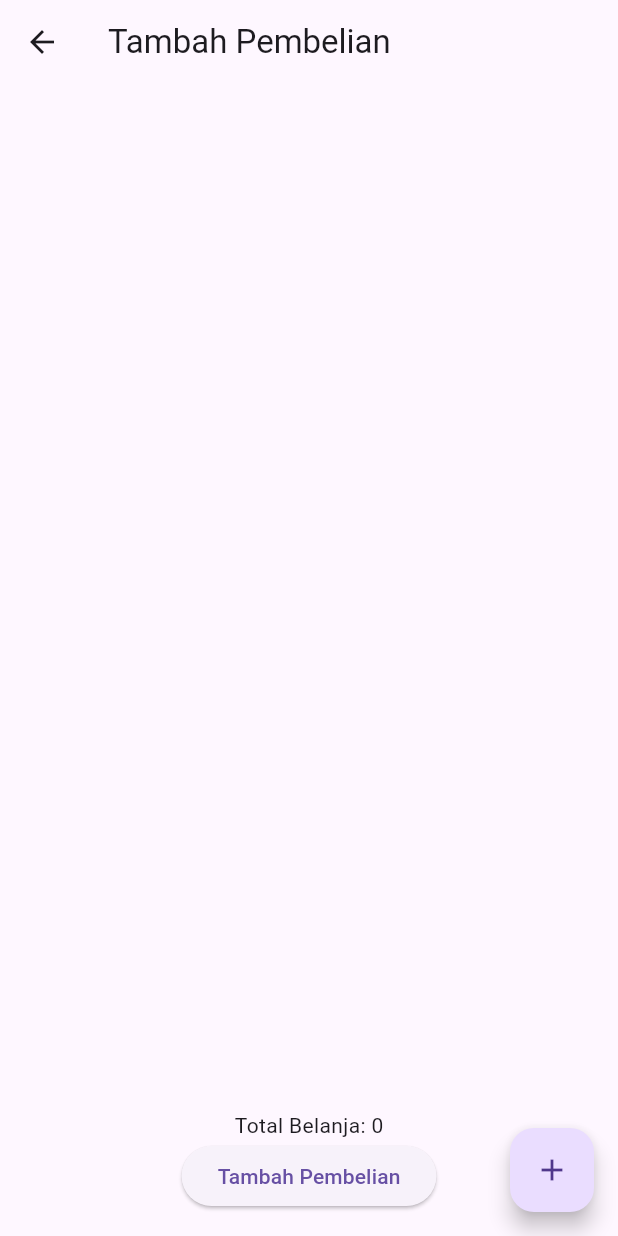
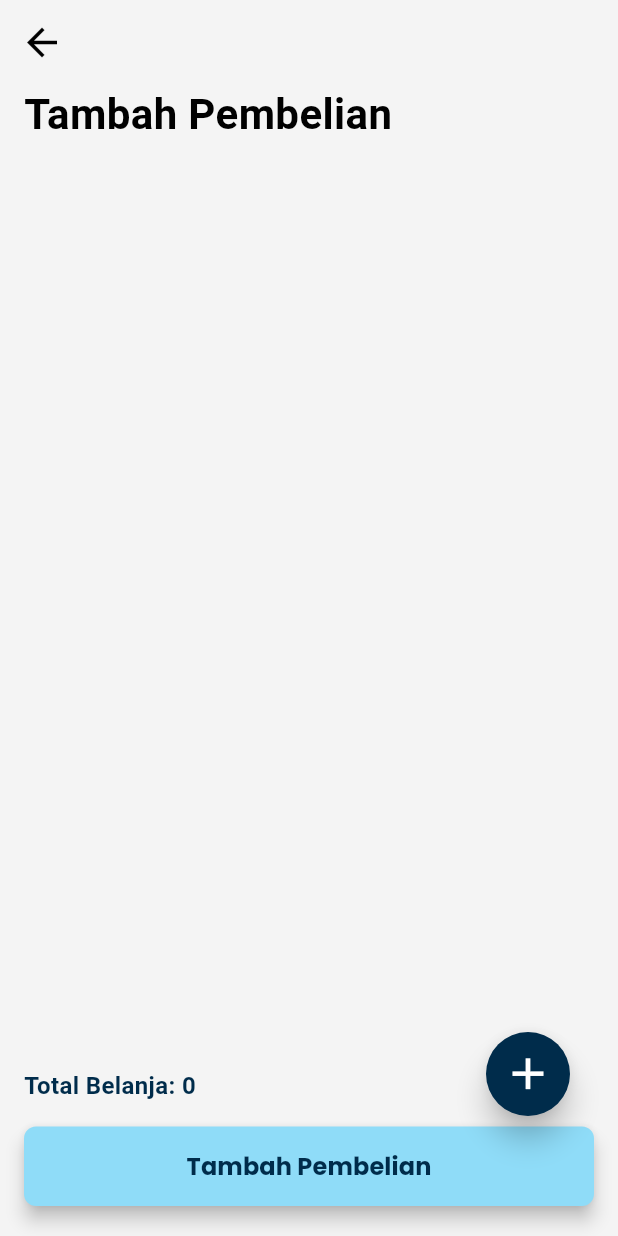
Before and after one commit to riofach/YStore, a Flutter app: the ManagePurchasesScreen screen opened directly, after a tap on the "add" icon, on a phone screen of 412 x 824 dp. Run offline on Flutter 3.47's test engine with Material 3 defaults, Android fonts, the light colour scheme and no system bars; our stand-ins replace another_flutter_splash_screen, cloud_firestore, dropdown_button2, firebase_auth, firebase_core, fl_chart and 5 more; missing offline and left inert: bcrypt; accounts and stored records are empty.

Commit message:
desain purchases dan add_purchase done

```diff
--- a/lib/screens/manage_purchases.dart
+++ b/lib/screens/manage_purchases.dart
@@ -2,6 +2,7 @@ import 'package:flutter/material.dart';
 import 'package:cloud_firestore/cloud_firestore.dart';
 import 'package:intl/intl.dart';
 import 'package:intl/date_symbol_data_local.dart';
+import 'package:ystore/config/app_color.dart';
 import '../services/add_purchase.dart';
 import 'purchase_details_screen.dart';
 
@@ -99,25 +100,46 @@ class _ManagePurchasesScreenState extends State<ManagePurchasesScreen> {
   @override
   Widget build(BuildContext context) {
     return Scaffold(
-      appBar: AppBar(
-        title: Text('Kelola Pembelian'),
-        actions: [
+      backgroundColor: AppColor.bg,
+      body: SafeArea(
+        child: Padding(
+          padding: const EdgeInsets.only(top: 20),
+          child: Column(
+            children: [
+              Padding(
+                padding:
+                    const EdgeInsets.symmetric(horizontal: 16.0, vertical: 8.0),
+                child: Row(
+                  mainAxisAlignment: MainAxisAlignment.spaceBetween,
+                  children: [
+                    Text(
+                      'Kelola Pembelian',
+                      style: TextStyle(
+                          fontSize: 28,
+                          fontWeight: FontWeight.bold,
+                          color: AppColor.primary),
+                    ),
                     IconButton(
                       icon: Icon(Icons.filter_list),
-            onPressed: _clearFilters,
+                      onPressed: () {
+                        _clearFilters();
+                      },
                     ),
                   ],
                 ),
-      body: Column(
-        children: [
+              ),
               Padding(
-            padding: const EdgeInsets.all(16.0),
+                padding:
+                    const EdgeInsets.symmetric(horizontal: 16.0, vertical: 8.0),
                 child: Row(
                   children: [
                     Expanded(
                       child: TextFormField(
                         controller: _startDateController,
-                    decoration: InputDecoration(labelText: 'Tanggal Mulai'),
+                        decoration: InputDecoration(
+                          labelText: 'Tanggal Mulai',
+                          border: UnderlineInputBorder(),
+                        ),
                         onTap: () async {
                           DateTime? pickedDate = await showDatePicker(
                             context: context,
@@ -139,13 +161,16 @@ class _ManagePurchasesScreenState extends State<ManagePurchasesScreen> {
                     Expanded(
                       child: TextFormField(
                         controller: _endDateController,
-                    decoration: InputDecoration(labelText: 'Tanggal Akhir'),
+                        decoration: InputDecoration(
+                          labelText: 'Tanggal Akhir',
+                          border: UnderlineInputBorder(),
+                        ),
                         onTap: () async {
                           if (startDate == null) {
                             ScaffoldMessenger.of(context).showSnackBar(
                               SnackBar(
-                              content:
-                                  Text("Pilih tanggal mulai terlebih dahulu")),
+                                  content: Text(
+                                      "Pilih tanggal mulai terlebih dahulu")),
                             );
                             return;
                           }
@@ -172,36 +197,11 @@ class _ManagePurchasesScreenState extends State<ManagePurchasesScreen> {
                 child: StreamBuilder<QuerySnapshot>(
                   stream: _firestore.collection('purchases').snapshots(),
                   builder: (context, snapshot) {
-                if (snapshot.connectionState == ConnectionState.waiting) {
-                  return Center(child: CircularProgressIndicator());
-                }
-
-                if (snapshot.hasError) {
-                  return Center(
-                      child: Text("Terjadi error: ${snapshot.error}"));
-                }
-
                     if (!snapshot.hasData || snapshot.data!.docs.isEmpty) {
                       return Center(child: Text("Tidak ada data pembelian."));
                     }
 
-                List<DocumentSnapshot> filteredDocs =
-                    snapshot.data!.docs.where((doc) {
-                  DateTime purchaseDate =
-                      (doc.data() as Map<String, dynamic>)['purchaseDate']
-                          .toDate();
-                  if (startDate != null && endDate != null) {
-                    return purchaseDate.isAfter(startDate!) &&
-                        purchaseDate.isBefore(endDate!.add(Duration(days: 1)));
-                  } else if (startDate != null) {
-                    return purchaseDate.isAfter(startDate!);
-                  } else if (endDate != null) {
-                    return purchaseDate
-                        .isBefore(endDate!.add(Duration(days: 1)));
-                  } else {
-                    return true;
-                  }
-                }).toList();
+                    List<DocumentSnapshot> filteredDocs = snapshot.data!.docs;
 
                     return ListView.builder(
                       itemCount: filteredDocs.length,
@@ -214,15 +214,17 @@ class _ManagePurchasesScreenState extends State<ManagePurchasesScreen> {
                         int totalQuantity = 0;
 
                         for (var product in purchaseData['products']) {
-                      productNames
-                          .add("${product['name']} (${product['quantity']})");
+                          productNames.add(
+                              "${product['name']} (${product['quantity']})");
                           totalQuantity += (product['quantity'] as num).toInt();
                         }
 
-                    String formattedDate = DateFormat('EEEE, d MMMM y', 'id_ID')
+                        String formattedDate =
+                            DateFormat('EEEE, d MMMM y', 'id_ID')
                                 .format(purchaseData['purchaseDate'].toDate());
 
-                    String displayedProducts = productNames.take(2).join(', ');
+                        String displayedProducts =
+                            productNames.take(2).join(', ');
                         if (productNames.length > 2) {
                           displayedProducts += ', ......';
                         }
@@ -232,24 +234,42 @@ class _ManagePurchasesScreenState extends State<ManagePurchasesScreen> {
                           builder: (context, userSnapshot) {
                             String purchasedBy = userSnapshot.data ?? 'Unknown';
 
-                        return ListTile(
-                          title: Text("Produk: $displayedProducts"),
+                            return Card(
+                              elevation: 2,
+                              color: AppColor.white,
+                              margin: EdgeInsets.symmetric(
+                                  horizontal: 16, vertical: 8),
+                              shape: RoundedRectangleBorder(
+                                borderRadius: BorderRadius.circular(20),
+                              ),
+                              child: ListTile(
+                                contentPadding: EdgeInsets.all(16),
+                                title: Text(
+                                  displayedProducts,
+                                  style: TextStyle(fontWeight: FontWeight.bold),
+                                ),
                                 subtitle: Text(
                                     "Total: ${purchaseData['totalAmount']}, Tgl: $formattedDate, Dibeli: $purchasedBy"),
                                 trailing: Row(
                                   mainAxisSize: MainAxisSize.min,
                                   children: [
                                     IconButton(
-                                icon: Icon(Icons.delete),
-                                onPressed: () => _showDeleteConfirmationDialog(
-                                    purchaseDoc.id),
+                                      icon: Icon(Icons.visibility,
+                                          color: AppColor.orange),
+                                      onPressed: () {
+                                        _showPurchaseDetails(purchaseDoc.id);
+                                      },
                                     ),
                                     IconButton(
-                                icon: Icon(Icons.visibility),
-                                onPressed: () =>
-                                    _showPurchaseDetails(purchaseDoc.id),
+                                      icon: Icon(Icons.delete,
+                                          color: AppColor.maroon),
+                                      onPressed: () {
+                                        _showDeleteConfirmationDialog(
+                                            purchaseDoc.id);
+                                      },
                                     ),
                                   ],
+                                ),
                               ),
                             );
                           },
@@ -261,6 +281,8 @@ class _ManagePurchasesScreenState extends State<ManagePurchasesScreen> {
               ),
             ],
           ),
+        ),
+      ),
       floatingActionButton: FloatingActionButton(
         onPressed: () {
           // Navigate to add purchase screen
@@ -269,7 +291,16 @@ class _ManagePurchasesScreenState extends State<ManagePurchasesScreen> {
             MaterialPageRoute(builder: (context) => AddPurchaseScreen()),
           );
         },
-        child: Icon(Icons.add),
+        backgroundColor: AppColor.secondary,
+        foregroundColor: AppColor.white,
+        elevation: 8.0,
+        shape: RoundedRectangleBorder(
+          borderRadius: BorderRadius.circular(50),
+        ),
+        child: Icon(
+          Icons.add,
+          size: 35,
+        ),
       ),
     );
   }
--- a/lib/screens/manage_role.dart
+++ b/lib/screens/manage_role.dart
@@ -165,7 +165,6 @@ class _ManageRoleScreenState extends State<ManageRoleScreen> {
       ),
       floatingActionButton: FloatingActionButton(
         onPressed: () {
-          // Navigasi ke halaman tambah user (register.dart)
           Navigator.push(
             context,
             MaterialPageRoute(builder: (context) => RegisterScreen()),
--- a/lib/services/add_purchase.dart
+++ b/lib/services/add_purchase.dart
@@ -1,6 +1,8 @@
 import 'package:flutter/material.dart';
 import 'package:cloud_firestore/cloud_firestore.dart';
 import 'package:firebase_auth/firebase_auth.dart';
+import 'package:ystore/config/app_color.dart';
+import 'package:ystore/widgets/bottom_custom.dart';
 
 class AddPurchaseScreen extends StatefulWidget {
   @override
@@ -152,27 +154,66 @@ class _AddPurchaseScreenState extends State<AddPurchaseScreen> {
     );
 
     return Scaffold(
+      backgroundColor: AppColor.bg,
       appBar: AppBar(
-        title: Text('Tambah Pembelian'),
+        backgroundColor: AppColor.bg,
+        elevation: 0,
+        leading: IconButton(
+          icon: Icon(
+            Icons.arrow_back,
+            color: Colors.black,
+            size: 30,
           ),
-      body: Padding(
-        padding: const EdgeInsets.all(16.0),
-        child: Column(
+          onPressed: () => Navigator.pop(context),
+        ),
+      ),
+      body: SafeArea(
+        child: Padding(
+          padding: const EdgeInsets.only(left: 16, right: 16),
+          child: Stack(
             children: [
+              Column(
+                crossAxisAlignment: CrossAxisAlignment.start,
+                children: [
+                  Text(
+                    'Tambah Pembelian',
+                    style: TextStyle(
+                        fontWeight: FontWeight.bold,
+                        color: Colors.black,
+                        fontSize: 28),
+                  ),
+                  SizedBox(height: 22),
                   Expanded(
                     child: ListView.builder(
                       itemCount: _selectedProducts.length,
                       itemBuilder: (context, index) {
                         Map<String, dynamic> product = _selectedProducts[index];
-                  return ListTile(
-                    title: Text(product['name']),
+                        return Card(
+                          elevation: 2,
+                          color: AppColor.white,
+                          margin: EdgeInsets.symmetric(vertical: 8),
+                          shape: RoundedRectangleBorder(
+                            borderRadius: BorderRadius.circular(20),
+                          ),
+                          child: SizedBox(
+                            width: double.infinity,
+                            child: ListTile(
+                              contentPadding: EdgeInsets.symmetric(
+                                  horizontal: 8, vertical: 4),
+                              title: Text(
+                                product['name'],
+                                style: TextStyle(fontWeight: FontWeight.bold),
+                              ),
                               subtitle: Text(
                                   "Jumlah: ${product['quantity']}, Total: ${(product['quantity'] as int) * (product['buyPrice'] as int)}"),
                               trailing: Row(
                                 mainAxisSize: MainAxisSize.min,
                                 children: [
                                   IconButton(
-                          icon: Icon(Icons.remove_circle),
+                                    icon: Icon(
+                                      Icons.remove_circle,
+                                      color: AppColor.maroon,
+                                    ),
                                     onPressed: () {
                                       setState(() {
                                         _selectedProducts.removeAt(index);
@@ -180,30 +221,64 @@ class _AddPurchaseScreenState extends State<AddPurchaseScreen> {
                                     },
                                   ),
                                   IconButton(
-                          icon: Icon(Icons.edit),
+                                    icon: Icon(
+                                      Icons.edit,
+                                      color: AppColor.orange,
+                                    ),
                                     onPressed: () {
                                       _showQuantityDialog(product['id']);
                                     },
                                   ),
                                 ],
                               ),
+                            ),
+                          ),
                         );
                       },
                     ),
                   ),
-            Text("Total Belanja: $totalEstimatedCost"),
-            ElevatedButton(
-              onPressed: _addPurchase,
-              child: Text('Tambah Pembelian'),
+                  Align(
+                    alignment: Alignment.centerLeft,
+                    child: Text(
+                      "Total Belanja: $totalEstimatedCost",
+                      style: TextStyle(
+                        fontSize: 16,
+                        fontWeight: FontWeight.w600,
+                        color: AppColor.primary,
+                      ),
+                    ),
+                  ),
+                  SizedBox(height: 16),
+                  BottomCustom(
+                    label: 'Tambah Pembelian',
+                    onTap: _addPurchase,
+                    isExpand: true,
+                  ),
+                  SizedBox(height: 20),
+                ],
+              ),
+              Positioned(
+                bottom: 80,
+                right: 16,
+                child: FloatingActionButton(
+                  onPressed: () {
+                    _showProductSelectionDialog();
+                  },
+                  backgroundColor: AppColor.primary,
+                  foregroundColor: AppColor.white,
+                  elevation: 8.0,
+                  shape: RoundedRectangleBorder(
+                    borderRadius: BorderRadius.circular(50),
+                  ),
+                  child: Icon(
+                    Icons.add,
+                    size: 35,
+                  ),
+                ),
               ),
             ],
           ),
         ),
-      floatingActionButton: FloatingActionButton(
-        onPressed: () {
-          _showProductSelectionDialog();
-        },
-        child: Icon(Icons.add),
       ),
     );
   }
```
Also changed, not shown: 4 other files. Lines whose indentation alone changed are shown as unchanged.
